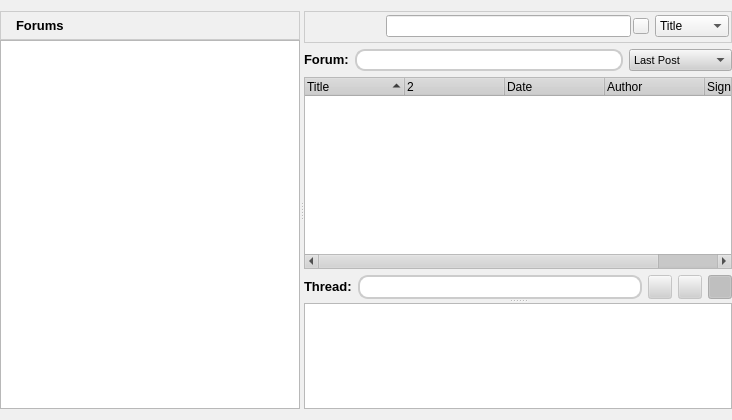
RetroShare/RetroShare, file retroshare-gui/src/gui/ForumsDialog.ui: the form before one commit.
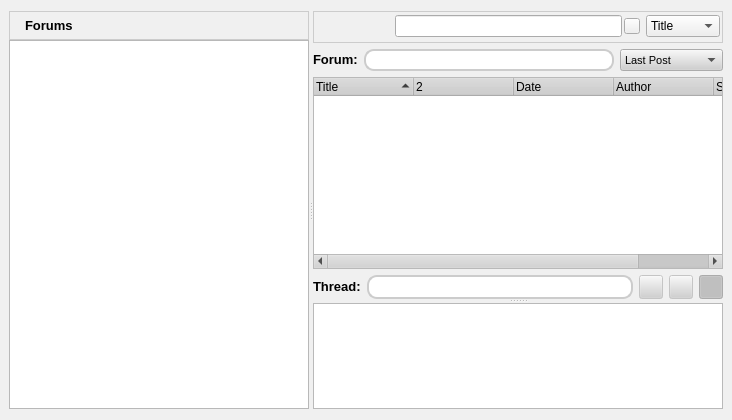
The form after the commit. Icons and pictures are not drawn.

Commit message: fixed forum margins to look same like other widgets

```diff
--- a/retroshare-gui/src/gui/ForumsDialog.ui
+++ b/retroshare-gui/src/gui/ForumsDialog.ui
@@ -507,10 +507,10 @@
   </property>
   <layout class="QGridLayout" name="gridLayout_4">
    <property name="leftMargin">
-    <number>0</number>
+    <number>9</number>
    </property>
    <property name="rightMargin">
-    <number>0</number>
+    <number>9</number>
    </property>
    <item row="0" column="0">
     <widget class="QSplitter" name="splitter">
```
